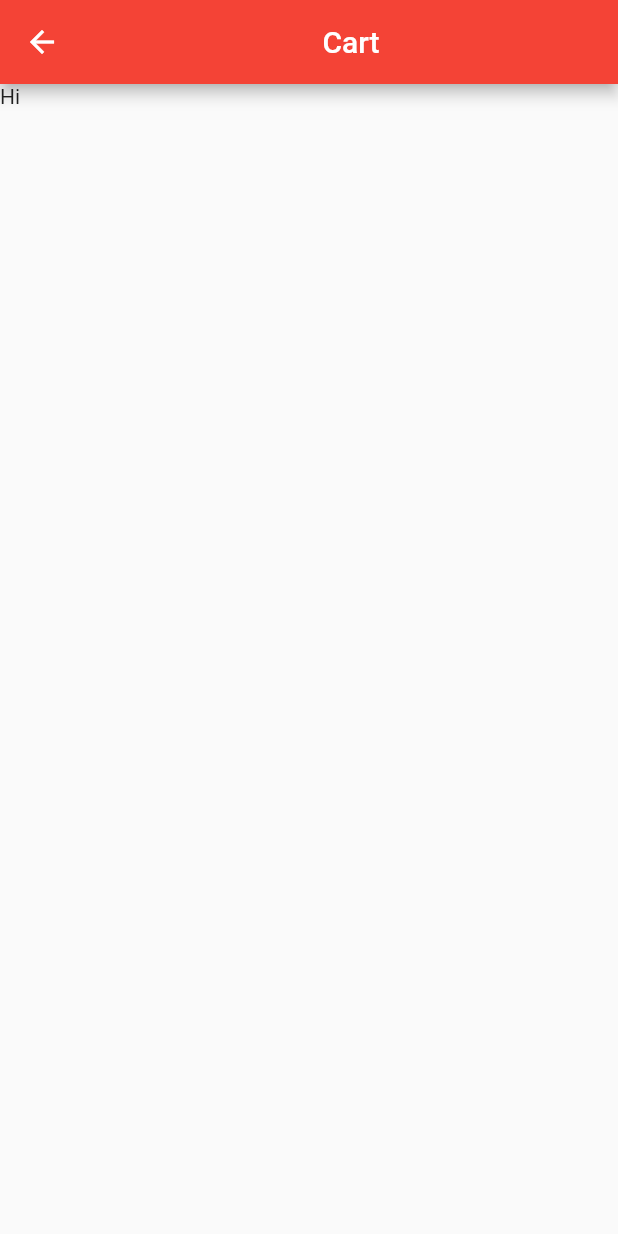
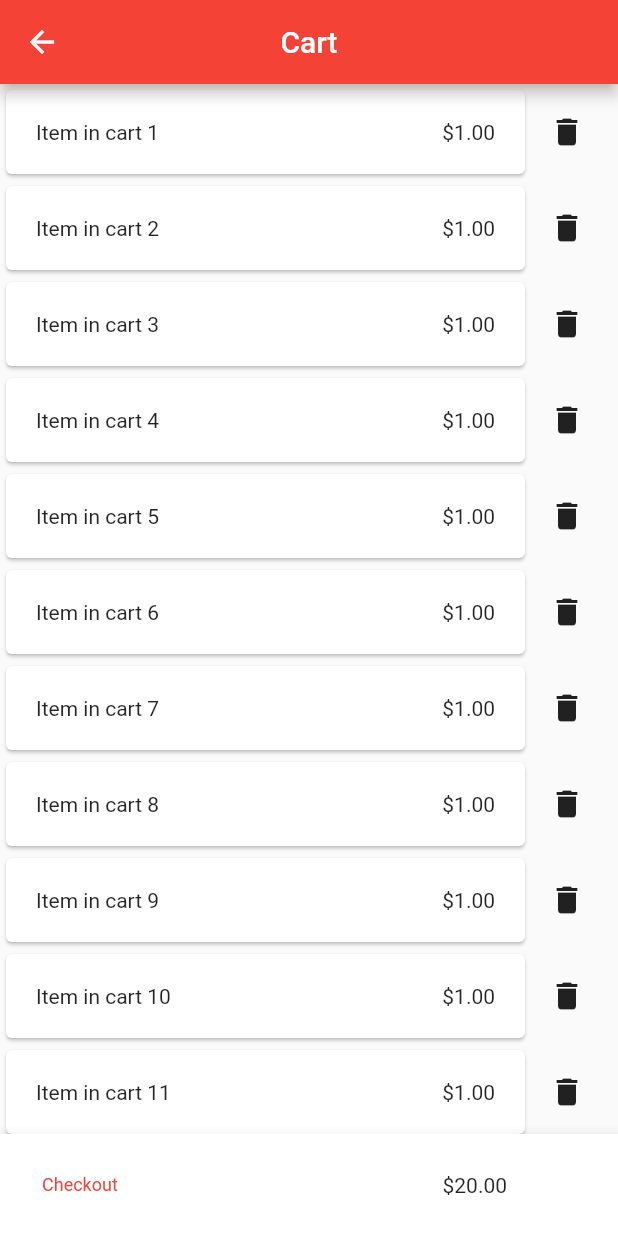
Before and after one commit to jacob-myers/NAPOS-Customer, a Flutter app: the screen it shows after launch, scrolled down 576 dp, after a tap on the "shopping cart" icon, on a phone screen of 412 x 824 dp. Run offline on Flutter 3.47's test engine with Material 2 defaults, Android fonts, the light colour scheme and no system bars.

Commit message:
Adding cart screen. Removing cart button and total from item details appbar. Small edits to interface like demo money values.

```diff
--- a/lib/pages/cart.dart
+++ b/lib/pages/cart.dart
@@ -8,16 +8,86 @@ class CartPage extends StatefulWidget {
 }
 
 class _CartPage extends State<CartPage> {
+
   @override
   Widget build(BuildContext context) {
     return Scaffold(
       appBar: AppBar(
-        title: Center(
-            child: Text("Cart")
+        centerTitle: true,
+        title: Text("Cart")
+      ),
+
+      body: ListView(
+        children: List.generate(20, (index) {
+          return Row(
+            children: [
+              Expanded(
+                child: Card(
+                    child: Padding(
+                      padding:EdgeInsets.all(20.0),
+                      child: Row(
+                        children: [
+                          // Name of item takes up all space not taken by price.
+                          Expanded(
+                            child: Text("Item in cart ${index + 1}")
+                          ),
+                          Text("\$1.00",)
+                        ],
+                      )
+                    )
+                )
+              ),
+
+              Padding(
+                padding: EdgeInsets.fromLTRB(0, 0, 10, 0),
+                child: IconButton(
+                  icon: const Icon(Icons.delete),
+                  onPressed: () {
+                    // DELETE ITEM FROM CART
+                  },
+                ),
+              )
+            ],
+          );
+        }),
+      ),
+
+      bottomNavigationBar: BottomAppBar(
+        child: Padding(
+          padding: EdgeInsets.fromLTRB(20.0, 10.0, 20.0, 10.0),
+          child: Row(
+            children: [
+              TextButton(
+                style: TextButton.styleFrom(
+                  textStyle: const TextStyle(fontSize: 12),
+                ),
+                child: Text(
+                  "Checkout",
+                  style: TextStyle(color: Colors.red),
+                ),
+                onPressed: () {
+                  // Navigate to PAYMENT
+                  Navigator.push(
+                      context,
+                      MaterialPageRoute(builder: (context) => CartPage())
+                  );
+                },
+              ),
+
+              Spacer(),
+
+              // Cart total.
+              Padding(
+                padding: EdgeInsets.fromLTRB(0, 0, IconTheme.of(context).size! + 30.0, 0),
+                child: Text(
+                  "\$20.00",
+                  textAlign: TextAlign.center,
+                )
+              )
+            ],
+          ),
         ),
       ),
-
-      body: Text("Hi")
     );
   }
 }
--- a/lib/pages/item_details.dart
+++ b/lib/pages/item_details.dart
@@ -15,9 +15,10 @@ class _ItemDetailsPageState extends State<ItemDetailsPage> {
   Widget build(BuildContext context) {
     return Scaffold(
       appBar: AppBar(
-        title: Center(
-          child: Text(widget.itemName)
-        ),
+        centerTitle: true,
+        title: Text(widget.itemName)
+        // Removed cart button and total from Item Details page for now.
+        /*
         actions: [
           // Amount of money in cart (not implemented).
           Container(
@@ -35,6 +36,7 @@ class _ItemDetailsPageState extends State<ItemDetailsPage> {
             },
           )
         ],
+        */
       ),
 
       body: ListView(
--- a/lib/pages/menu.dart
+++ b/lib/pages/menu.dart
@@ -56,7 +56,7 @@ class _MyMenuState extends State<MyMenu> {
           Container(
             alignment: Alignment.center,
             child: Text(
-              "\$1.12",
+              "\$20.00",
               textAlign: TextAlign.center,
             ),
           ),
@@ -82,7 +82,15 @@ class _MyMenuState extends State<MyMenu> {
             child: Card(
                 child: Padding(
                     padding:EdgeInsets.all(20.0),
-                    child: Text("Menu Item ${index + 1}")
+                    child: Row(
+                      children: [
+                        // Name of item takes up all space not taken by price.
+                        Expanded(
+                            child: Text("Menu Item ${index + 1}")
+                        ),
+                        Text("\$1.00",)
+                      ],
+                    )
                 )
             ),
             onTap: () {
@@ -122,7 +130,7 @@ class _MyMenuState extends State<MyMenu> {
 
               // Cart total.
               Text(
-                "\$1.12",
+                "\$20.00",
                 textAlign: TextAlign.center,
               ),
             ],
```
